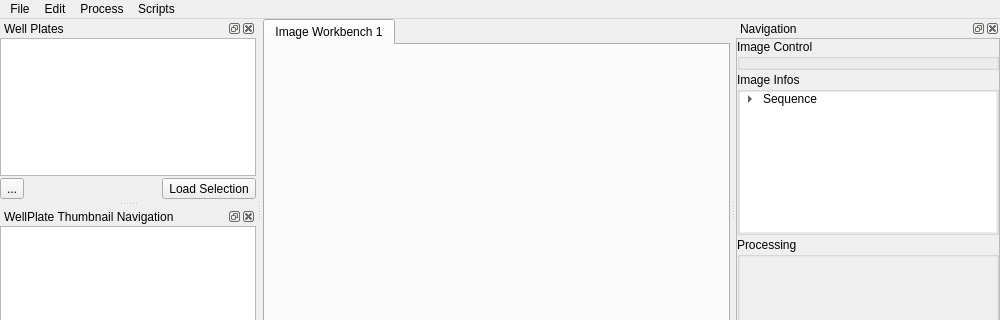
Above: Gui/mainwindow.ui from Ksilink/PhenoLink before the change; both pictures show x 0 to 1000 and y 0 to 320 of the 1000 by 720 pixel window. Below: the same form after it.
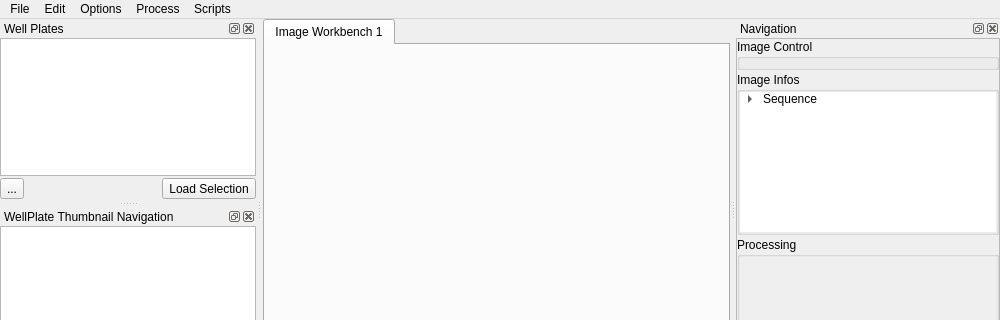
That is the form after the change. Icons and pictures are not drawn. Custom widgets are drawn as their Qt base class.

Commit message: Added menu option, with sync of fields/stack

```diff
--- a/Gui/mainwindow.ui
+++ b/Gui/mainwindow.ui
@@ -83,7 +83,7 @@
      <x>0</x>
      <y>0</y>
      <width>1000</width>
-     <height>20</height>
+     <height>25</height>
     </rect>
    </property>
    <widget class="QMenu" name="menuFile">
@@ -127,8 +127,16 @@
     </property>
     <addaction name="actionPython_Core"/>
    </widget>
+   <widget class="QMenu" name="menuOptions">
+    <property name="title">
+     <string>Options</string>
+    </property>
+    <addaction name="sync_fields"/>
+    <addaction name="sync_zstack"/>
+   </widget>
    <addaction name="menuFile"/>
    <addaction name="menuEdit"/>
+   <addaction name="menuOptions"/>
    <addaction name="menuProcess"/>
    <addaction name="menuScripts"/>
   </widget>
```
Left out of the diff: 28 changed lines with no effect on the pictures. The commit also changes 8 other files.
